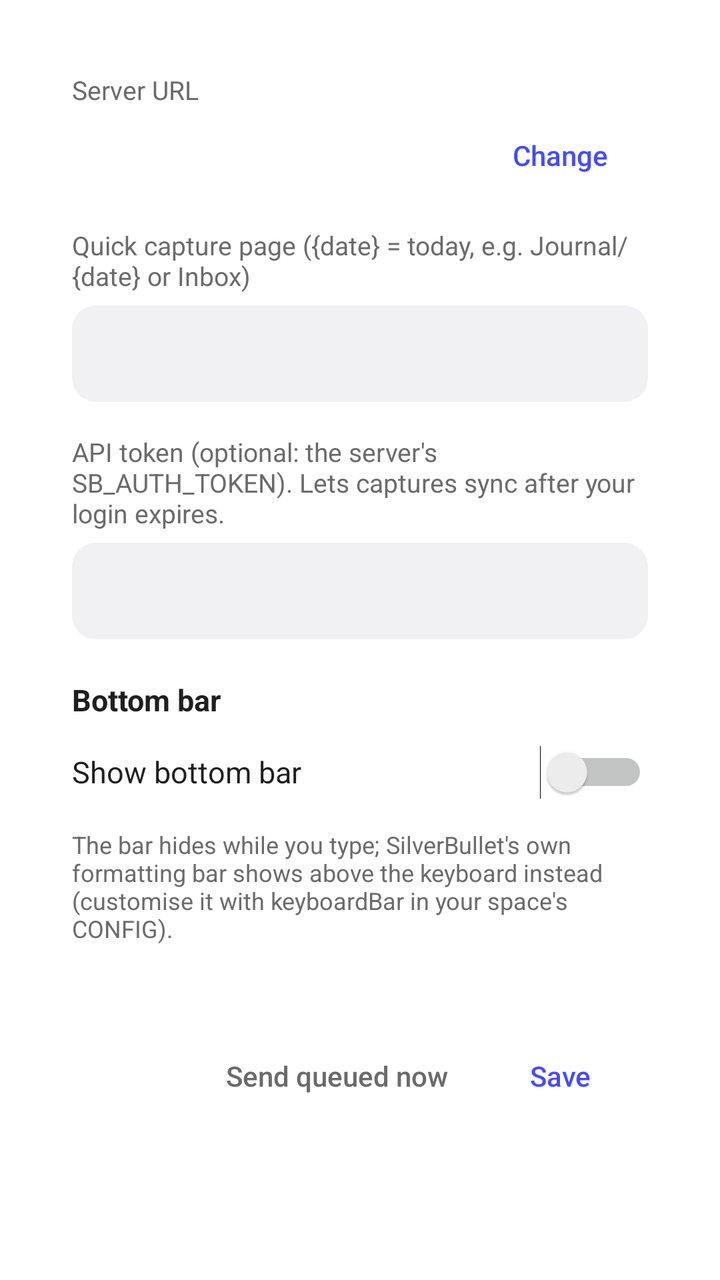
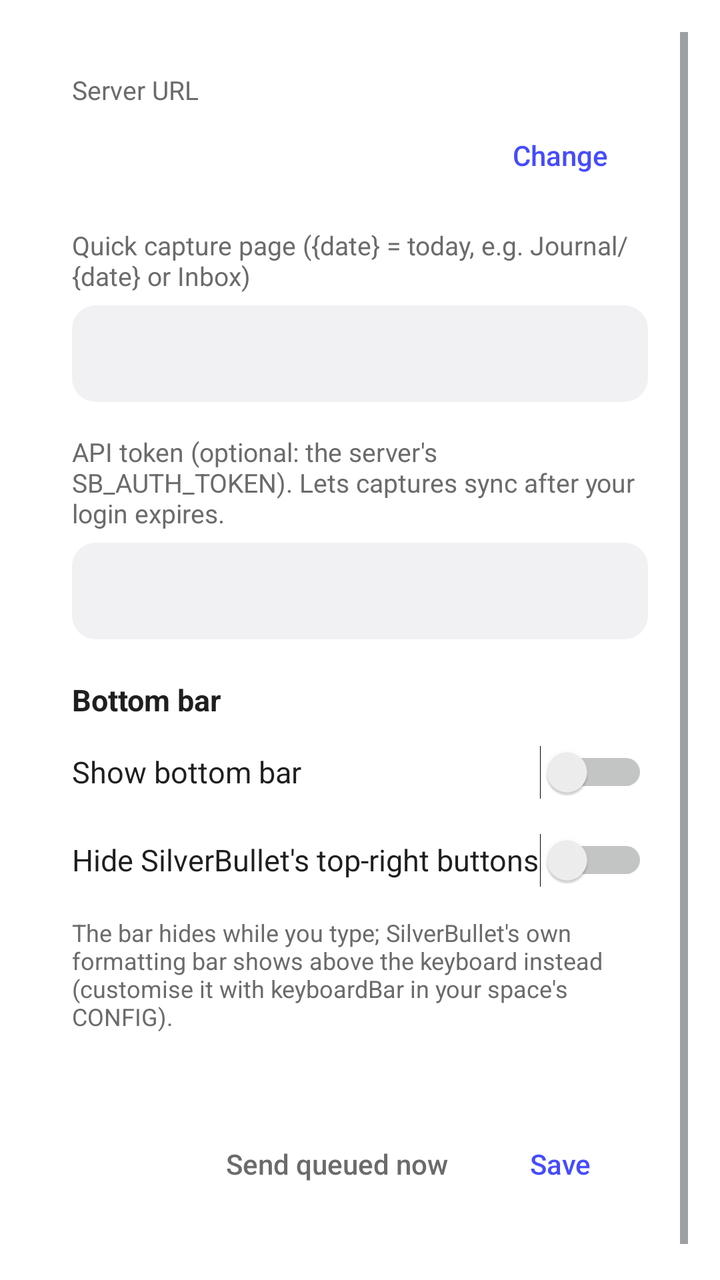

An Android layout rendered at two revisions. The XML below is the earlier revision; the diff shows what the commit changed to produce the second picture.
<!-- AndroidManifest.xml: activity theme CaptureTheme -->
<!-- res/layout/activity_settings.xml -->
<?xml version="1.0" encoding="utf-8"?>
<ScrollView xmlns:android="http://schemas.android.com/apk/res/android"
    android:layout_width="match_parent"
    android:layout_height="wrap_content">

<LinearLayout
    android:layout_width="match_parent"
    android:layout_height="wrap_content"
    android:orientation="vertical"
    android:padding="20dp">

    <TextView
        android:layout_width="wrap_content"
        android:layout_height="wrap_content"
        android:text="@string/server_url"
        android:textColor="@color/muted"
        android:textSize="13sp" />

    <LinearLayout
        android:layout_width="match_parent"
        android:layout_height="wrap_content"
        android:gravity="center_vertical"
        android:orientation="horizontal">

        <TextView
            android:id="@+id/server"
            android:layout_width="0dp"
            android:layout_height="wrap_content"
            android:layout_weight="1"
            android:ellipsize="middle"
            android:singleLine="true"
            android:textColor="@color/fg"
            android:textSize="16sp" />

        <Button
            android:id="@+id/change_server"
            style="?android:attr/borderlessButtonStyle"
            android:layout_width="wrap_content"
            android:layout_height="wrap_content"
            android:text="Change"
            android:textAllCaps="false"
            android:textColor="@color/accent" />
    </LinearLayout>

    <TextView
        android:layout_width="wrap_content"
        android:layout_height="wrap_content"
        android:layout_marginTop="12dp"
        android:text="Quick capture page ({date} = today, e.g. Journal/{date} or Inbox)"
        android:textColor="@color/muted"
        android:textSize="13sp" />

    <EditText
        android:id="@+id/capture_page"
        android:layout_width="match_parent"
        android:layout_height="wrap_content"
        android:layout_marginTop="6dp"
        android:background="@drawable/field_bg"
        android:importantForAutofill="no"
        android:inputType="text"
        android:padding="12dp"
        android:textColor="@color/fg" />

    <TextView
        android:layout_width="wrap_content"
        android:layout_height="wrap_content"
        android:layout_marginTop="16dp"
        android:text="API token (optional: the server's SB_AUTH_TOKEN). Lets captures sync after your login expires."
        android:textColor="@color/muted"
        android:textSize="13sp" />

    <EditText
        android:id="@+id/token"
        android:layout_width="match_parent"
        android:layout_height="wrap_content"
        android:layout_marginTop="6dp"
        android:background="@drawable/field_bg"
        android:importantForAutofill="no"
        android:inputType="textPassword"
        android:padding="12dp"
        android:textColor="@color/fg" />

    <TextView
        android:layout_width="wrap_content"
        android:layout_height="wrap_content"
        android:layout_marginTop="20dp"
        android:text="Bottom bar"
        android:textColor="@color/fg"
        android:textSize="15sp"
        android:textStyle="bold" />

    <Switch
        android:id="@+id/bar_enabled"
        android:layout_width="match_parent"
        android:layout_height="wrap_content"
        android:layout_marginTop="4dp"
        android:minHeight="44dp"
        android:text="Show bottom bar"
        android:textColor="@color/fg"
        android:textSize="15sp" />

    <LinearLayout
        android:id="@+id/bar_items"
        android:layout_width="match_parent"
        android:layout_height="wrap_content"
        android:orientation="vertical"
        android:paddingStart="12dp" />

    <TextView
        android:layout_width="match_parent"
        android:layout_height="wrap_content"
        android:layout_marginTop="6dp"
        android:text="The bar hides while you type; SilverBullet's own formatting bar shows above the keyboard instead (customise it with keyboardBar in your space's CONFIG)."
        android:textColor="@color/muted"
        android:textSize="12sp" />

    <TextView
        android:id="@+id/status"
        android:layout_width="match_parent"
        android:layout_height="wrap_content"
        android:layout_marginTop="16dp"
        android:textColor="@color/muted"
        android:textSize="13sp" />

    <LinearLayout
        android:layout_width="match_parent"
        android:layout_height="wrap_content"
        android:layout_marginTop="8dp"
        android:gravity="end"
        android:orientation="horizontal">

        <Button
            android:id="@+id/sync"
            style="?android:attr/borderlessButtonStyle"
            android:layout_width="wrap_content"
            android:layout_height="wrap_content"
            android:text="Send queued now"
            android:textAllCaps="false"
            android:textColor="@color/muted" />

        <Button
            android:id="@+id/save"
            style="?android:attr/borderlessButtonStyle"
            android:layout_width="wrap_content"
            android:layout_height="wrap_content"
            android:text="@string/save"
            android:textAllCaps="false"
            android:textColor="@color/accent" />
    </LinearLayout>
</LinearLayout>
</ScrollView>
<!-- resources referenced by this layout -->
<resources>
  <color name="accent">#464CFC</color>
  <color name="fg">#1F1F1F</color>
  <color name="muted">#6B6B6B</color>
  <!-- drawable field_bg (drawable) -->
  <?xml version="1.0" encoding="utf-8"?>
  <shape xmlns:android="http://schemas.android.com/apk/res/android" android:shape="rectangle">
      <solid android:color="@color/field" />
      <corners android:radius="12dp" />
  </shape>
  <string name="save">Save</string>
  <string name="server_url">Server URL</string>
  <style name="CaptureTheme" parent="@android:style/Theme.DeviceDefault.Light.Dialog.NoActionBar">
          <item name="android:colorAccent">@color/accent</item>
          <item name="android:windowBackground">@drawable/dialog_bg</item>
          <item name="android:windowMinWidthMajor">90%</item>
          <item name="android:windowMinWidthMinor">90%</item>
      </style>
  <color name="field">#F1F1F4</color>
  <!-- drawable dialog_bg (drawable) -->
  <?xml version="1.0" encoding="utf-8"?>
  <inset xmlns:android="http://schemas.android.com/apk/res/android" android:inset="16dp">
      <shape android:shape="rectangle">
          <solid android:color="@color/bg" />
          <corners android:radius="20dp" />
      </shape>
  </inset>
  <color name="bg">#FFFFFF</color>
</resources>

<!-- the commit's change to res/layout/activity_settings.xml (unified diff, before → after) -->
@@ -99,6 +99,15 @@
         android:textColor="@color/fg"
         android:textSize="15sp" />
 
+    <Switch
+        android:id="@+id/hide_top_actions"
+        android:layout_width="match_parent"
+        android:layout_height="wrap_content"
+        android:minHeight="44dp"
+        android:text="Hide SilverBullet's top-right buttons"
+        android:textColor="@color/fg"
+        android:textSize="15sp" />
+
     <LinearLayout
         android:id="@+id/bar_items"
         android:layout_width="match_parent"
